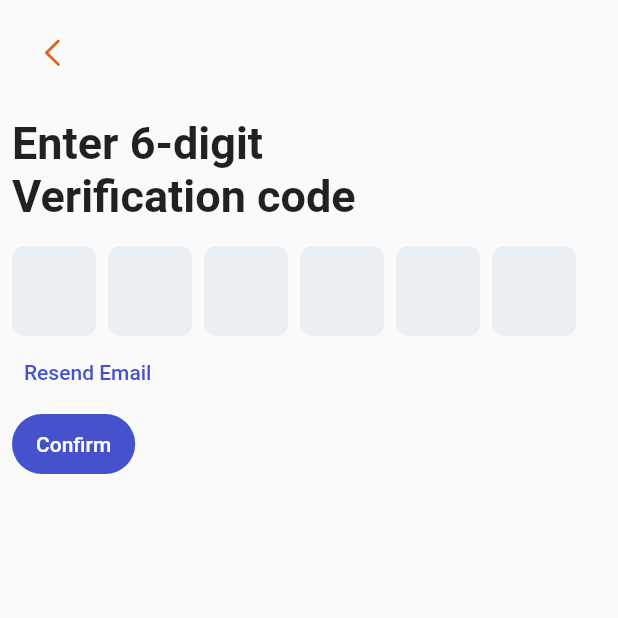
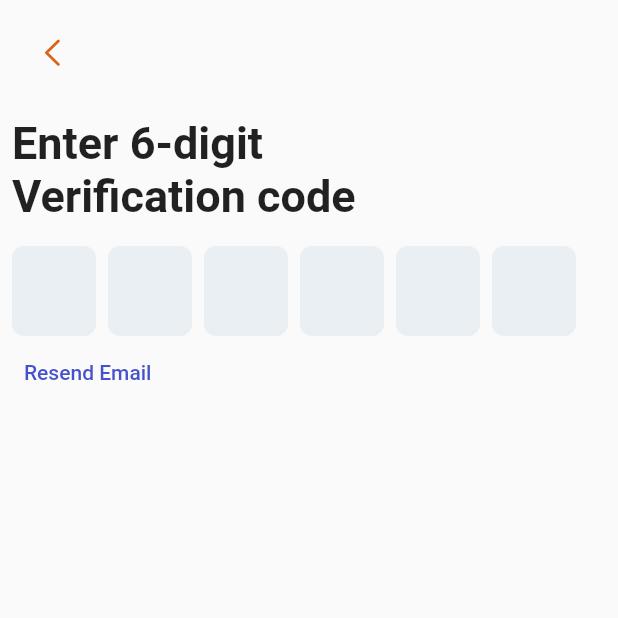
Before and after one commit to Kashack/pet_care, a Flutter app: the VerificationPage screen opened directly with empty values, on a phone screen of 412 x 824 dp, the top half of it. Run offline on Flutter 3.47's test engine with Material 2 defaults, Android fonts, the light colour scheme and no system bars; drawn by our look-alikes of pinput; our stand-ins replace flutter_svg, font_awesome_flutter, lottie, shared_preferences, supabase_flutter; accounts and stored records are empty; network calls fail.

Commit message:
email verification

```diff
--- a/lib/presentation/authentication/email_verification_page.dart
+++ b/lib/presentation/authentication/email_verification_page.dart
@@ -47,7 +47,7 @@ class _VerificationPageState extends State<VerificationPage> {
         Navigator.pushAndRemoveUntil(
             context,
             MaterialPageRoute(
-              builder: (context) =>  NavPage(),
+              builder: (context) => NavPage(),
             ),
             ModalRoute.withName('/'));
       });
@@ -101,8 +101,7 @@ class _VerificationPageState extends State<VerificationPage> {
                   onPressed: () {
                      sendVerificationEmail();
                   },
-                  child: Text('Resend Email')),
-              FilledButton(onPressed: () {}, child: Text('Confirm'))
+                  child: Text('Resend Email'))
             ],
           ),
         ),
```
Also changed, not shown: lib/business/authentication_helper.dart (+17 -3 lines).
